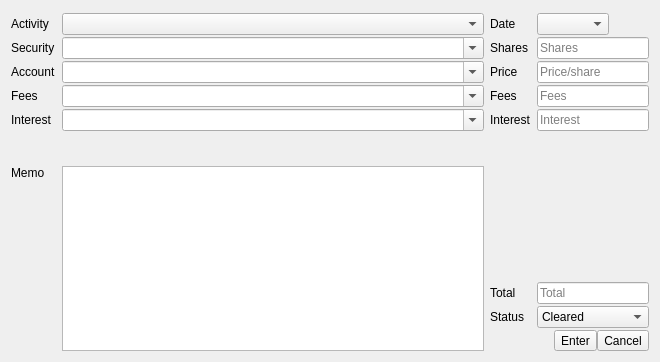
Qt form kmymoney/views/investtransactioneditor.ui (KDE/kmymoney) before a commit.
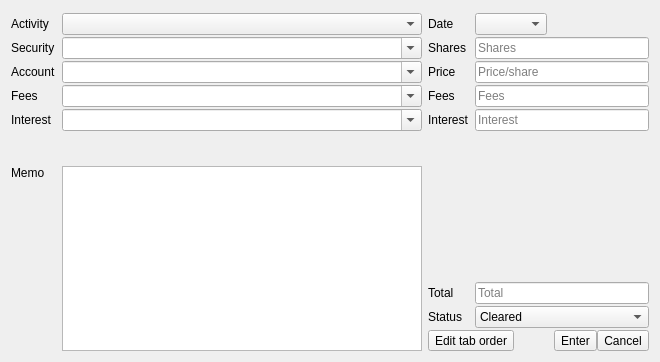
The same form after that commit. Custom widgets are drawn as their Qt base class.

Commit message:
Add buttons for editing dialog tab order
For the widgets and dialogs that supports editing tab order
an additional button is shown to make that feature more visible.

The new split editor is excluded because the “editTabOrder” action
is incorrectly handled by the LederViewPage class and its tab order.

BUG:519994
FIXED-IN:5.2.3

Patch:
```diff
--- a/kmymoney/views/investtransactioneditor.ui
+++ b/kmymoney/views/investtransactioneditor.ui
@@ -301,6 +301,13 @@
    </item>
    <item row="11" column="2" colspan="2">
     <layout class="QHBoxLayout" name="horizontalLayout">
+     <item>
+      <widget class="QToolButton" name="editTabOrderButton">
+       <property name="text">
+        <string>Edit tab order</string>
+       </property>
+      </widget>
+     </item>
      <item>
       <spacer name="horizontalSpacer">
        <property name="orientation">
```
The commit also changes 7 other files.
